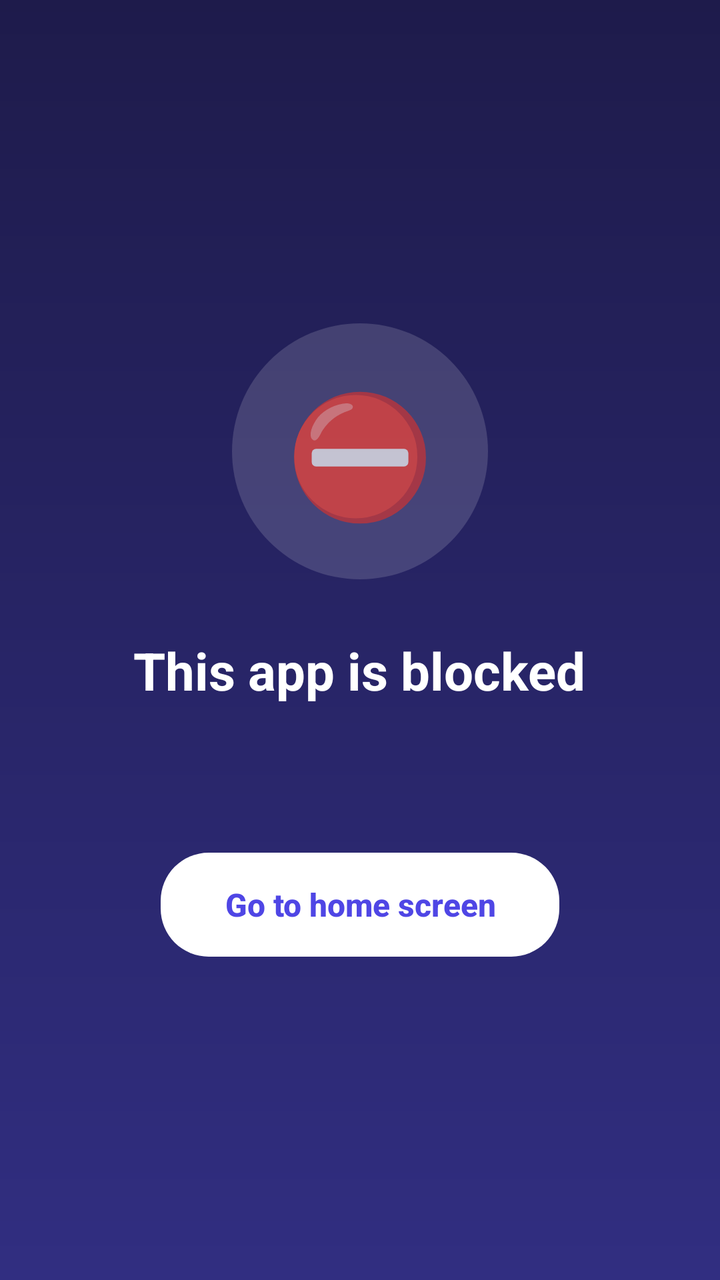
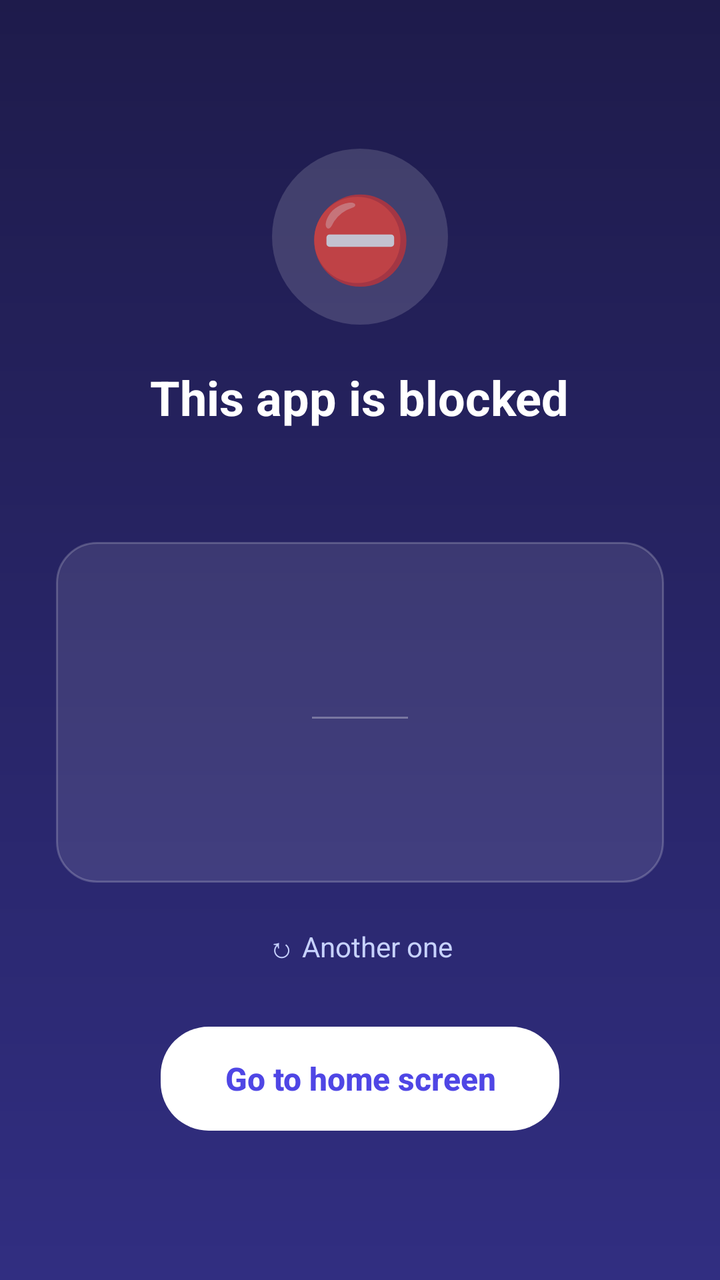

Two renders of the same Android screen: before a commit and after it. Below are the layout's source before the change and the commit's diff.
<!-- AndroidManifest.xml: activity theme BlockedTheme -->
<!-- res/layout/activity_blocked.xml -->
<?xml version="1.0" encoding="utf-8"?>
<LinearLayout xmlns:android="http://schemas.android.com/apk/res/android"
    android:layout_width="match_parent"
    android:layout_height="match_parent"
    android:background="@drawable/bg_blocked_screen"
    android:fitsSystemWindows="true"
    android:gravity="center"
    android:orientation="vertical"
    android:padding="32dp">

    <TextView
        android:layout_width="128dp"
        android:layout_height="128dp"
        android:background="@drawable/bg_blocked_circle"
        android:gravity="center"
        android:text="⛔"
        android:textSize="60sp" />

    <TextView
        android:id="@+id/title"
        android:layout_width="wrap_content"
        android:layout_height="wrap_content"
        android:layout_marginTop="28dp"
        android:gravity="center"
        android:text="@string/blocked_title"
        android:textColor="#FFFFFF"
        android:textSize="26sp"
        android:textStyle="bold" />

    <TextView
        android:id="@+id/message"
        android:layout_width="wrap_content"
        android:layout_height="wrap_content"
        android:layout_marginTop="12dp"
        android:gravity="center"
        android:lineSpacingMultiplier="1.2"
        android:textColor="#C7D2FE"
        android:textSize="16sp" />

    <Button
        android:id="@+id/homeBtn"
        android:layout_width="wrap_content"
        android:layout_height="52dp"
        android:layout_marginTop="40dp"
        android:background="@drawable/btn_white"
        android:paddingStart="32dp"
        android:paddingEnd="32dp"
        android:stateListAnimator="@null"
        android:text="@string/go_home"
        android:textAllCaps="false"
        android:textColor="@color/primary"
        android:textSize="16sp"
        android:textStyle="bold" />
</LinearLayout>
<!-- resources referenced by this layout -->
<resources>
  <color name="primary">#4F46E5</color>
  <!-- drawable bg_blocked_circle (drawable) -->
  <?xml version="1.0" encoding="utf-8"?>
  <shape xmlns:android="http://schemas.android.com/apk/res/android" android:shape="oval">
      <solid android:color="#26FFFFFF" />
  </shape>
  <!-- drawable bg_blocked_screen (drawable) -->
  <?xml version="1.0" encoding="utf-8"?>
  <shape xmlns:android="http://schemas.android.com/apk/res/android" android:shape="rectangle">
      <gradient android:angle="270" android:startColor="#1E1B4B" android:endColor="#312E81" />
  </shape>
  <!-- drawable btn_white (drawable) -->
  <?xml version="1.0" encoding="utf-8"?>
  <ripple xmlns:android="http://schemas.android.com/apk/res/android" android:color="#224F46E5">
      <item>
          <shape android:shape="rectangle">
              <solid android:color="#FFFFFF" />
              <corners android:radius="24dp" />
          </shape>
      </item>
  </ripple>
  <string name="blocked_title">This app is blocked</string>
  <string name="go_home">Go to home screen</string>
  <style name="BlockedTheme" parent="android:Theme.Material.NoActionBar">
          <item name="android:statusBarColor">#1E1B4B</item>
          <item name="android:navigationBarColor">#312E81</item>
          <item name="android:colorAccent">@color/primary</item>
      </style>
</resources>

<!-- the commit's change to res/layout/activity_blocked.xml (unified diff, before → after) -->
@@ -1,54 +1,134 @@
 <?xml version="1.0" encoding="utf-8"?>
-<LinearLayout xmlns:android="http://schemas.android.com/apk/res/android"
+<ScrollView xmlns:android="http://schemas.android.com/apk/res/android"
     android:layout_width="match_parent"
     android:layout_height="match_parent"
     android:background="@drawable/bg_blocked_screen"
-    android:fitsSystemWindows="true"
-    android:gravity="center"
-    android:orientation="vertical"
-    android:padding="32dp">
+    android:fillViewport="true"
+    android:fitsSystemWindows="true">
 
-    <TextView
-        android:layout_width="128dp"
-        android:layout_height="128dp"
-        android:background="@drawable/bg_blocked_circle"
+    <LinearLayout
+        android:layout_width="match_parent"
+        android:layout_height="wrap_content"
         android:gravity="center"
-        android:text="⛔"
-        android:textSize="60sp" />
+        android:orientation="vertical"
+        android:padding="28dp">
 
-    <TextView
-        android:id="@+id/title"
-        android:layout_width="wrap_content"
-        android:layout_height="wrap_content"
-        android:layout_marginTop="28dp"
-        android:gravity="center"
-        android:text="@string/blocked_title"
-        android:textColor="#FFFFFF"
-        android:textSize="26sp"
-        android:textStyle="bold" />
+        <TextView
+            android:layout_width="88dp"
+            android:layout_height="88dp"
+            android:background="@drawable/bg_blocked_circle"
+            android:gravity="center"
+            android:text="⛔"
+            android:textSize="42sp" />
 
-    <TextView
-        android:id="@+id/message"
-        android:layout_width="wrap_content"
-        android:layout_height="wrap_content"
-        android:layout_marginTop="12dp"
-        android:gravity="center"
-        android:lineSpacingMultiplier="1.2"
-        android:textColor="#C7D2FE"
-        android:textSize="16sp" />
+        <TextView
+            android:id="@+id/title"
+            android:layout_width="wrap_content"
+            android:layout_height="wrap_content"
+            android:layout_marginTop="20dp"
+            android:gravity="center"
+            android:text="@string/blocked_title"
+            android:textColor="#FFFFFF"
+            android:textSize="24sp"
+            android:textStyle="bold" />
 
-    <Button
-        android:id="@+id/homeBtn"
-        android:layout_width="wrap_content"
-        android:layout_height="52dp"
-        android:layout_marginTop="40dp"
-        android:background="@drawable/btn_white"
-        android:paddingStart="32dp"
-        android:paddingEnd="32dp"
-        android:stateListAnimator="@null"
-        android:text="@string/go_home"
-        android:textAllCaps="false"
-        android:textColor="@color/primary"
-        android:textSize="16sp"
-        android:textStyle="bold" />
-</LinearLayout>
+        <TextView
+            android:id="@+id/message"
+            android:layout_width="wrap_content"
+            android:layout_height="wrap_content"
+            android:layout_marginTop="8dp"
+            android:gravity="center"
+            android:lineSpacingMultiplier="1.2"
+            android:textColor="#C7D2FE"
+            android:textSize="15sp" />
+
+        
+        <LinearLayout
+            android:layout_width="match_parent"
+            android:layout_height="wrap_content"
+            android:layout_marginTop="28dp"
+            android:background="@drawable/bg_quote"
+            android:orientation="vertical"
+            android:padding="22dp">
+
+            <TextView
+                android:id="@+id/quoteFa"
+                android:layout_width="match_parent"
+                android:layout_height="wrap_content"
+                android:gravity="center"
+                android:lineSpacingMultiplier="1.5"
+                android:textColor="#FFFFFF"
+                android:textDirection="rtl"
+                android:textSize="19sp" />
+
+            <TextView
+                android:id="@+id/quoteByFa"
+                android:layout_width="match_parent"
+                android:layout_height="wrap_content"
+                android:layout_marginTop="6dp"
+                android:gravity="center"
+                android:textColor="#A5B4FC"
+                android:textDirection="rtl"
+                android:textSize="13sp" />
+
+            <View
+                android:layout_width="48dp"
+                android:layout_height="1dp"
+                android:layout_gravity="center_horizontal"
+                android:layout_marginTop="16dp"
+                android:layout_marginBottom="16dp"
+                android:background="#4DFFFFFF" />
+
+            <TextView
+                android:id="@+id/quoteEn"
+                android:layout_width="match_parent"
+                android:layout_height="wrap_content"
+                android:gravity="center"
+                android:lineSpacingMultiplier="1.3"
+                android:textColor="#E0E7FF"
+                android:textDirection="ltr"
+                android:textSize="15sp"
+                android:textStyle="italic" />
+
+            <TextView
+                android:id="@+id/quoteByEn"
+                android:layout_width="match_parent"
+                android:layout_height="wrap_content"
+                android:layout_marginTop="6dp"
+                android:gravity="center"
+                android:textColor="#A5B4FC"
+                android:textDirection="ltr"
+                android:textSize="13sp" />
+        </LinearLayout>
+
+        <TextView
+            android:id="@+id/nextQuote"
+            android:layout_width="wrap_content"
+            android:layout_height="40dp"
+            android:layout_marginTop="12dp"
+            android:background="@drawable/bg_row"
+            android:clickable="true"
+            android:focusable="true"
+            android:gravity="center"
+            android:paddingStart="16dp"
+            android:paddingEnd="16dp"
+            android:text="@string/next_quote"
+            android:textColor="#C7D2FE"
+            android:textSize="14sp" />
+
+        <Button
+            android:id="@+id/homeBtn"
+            android:layout_width="wrap_content"
+            android:layout_height="52dp"
+            android:layout_marginTop="20dp"
+            android:background="@drawable/btn_white"
+            android:paddingStart="32dp"
+            android:paddingEnd="32dp"
+            android:stateListAnimator="@null"
+            android:text="@string/go_home"
+            android:textAllCaps="false"
+            android:textColor="@color/primary"
+            android:textSize="16sp"
+            android:textStyle="bold" />
+    </LinearLayout>
+</ScrollView>
<!-- resource entries referenced after the edit -->
@@ -11,6 +11,20 @@
   <shape xmlns:android="http://schemas.android.com/apk/res/android" android:shape="rectangle">
       <gradient android:angle="270" android:startColor="#1E1B4B" android:endColor="#312E81" />
   </shape>
+  <!-- drawable bg_quote (drawable) -->
+  <?xml version="1.0" encoding="utf-8"?>
+  <shape xmlns:android="http://schemas.android.com/apk/res/android" android:shape="rectangle">
+      <solid android:color="#1AFFFFFF" />
+      <corners android:radius="20dp" />
+      <stroke android:width="1dp" android:color="#33FFFFFF" />
+  </shape>
+  <!-- drawable bg_row (drawable) -->
+  <?xml version="1.0" encoding="utf-8"?>
+  <ripple xmlns:android="http://schemas.android.com/apk/res/android" android:color="#14000000">
+      <item android:id="@android:id/mask">
+          <color android:color="#FFFFFFFF" />
+      </item>
+  </ripple>
   <!-- drawable btn_white (drawable) -->
   <?xml version="1.0" encoding="utf-8"?>
   <ripple xmlns:android="http://schemas.android.com/apk/res/android" android:color="#224F46E5">
@@ -23,6 +37,7 @@
   </ripple>
   <string name="blocked_title">This app is blocked</string>
   <string name="go_home">Go to home screen</string>
+  <string name="next_quote">↻ Another one</string>
   <style name="BlockedTheme" parent="android:Theme.Material.NoActionBar">
           <item name="android:statusBarColor">#1E1B4B</item>
           <item name="android:navigationBarColor">#312E81</item>
